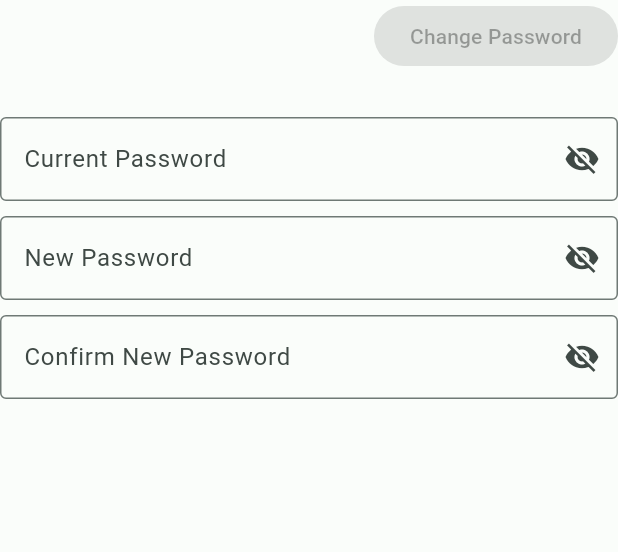
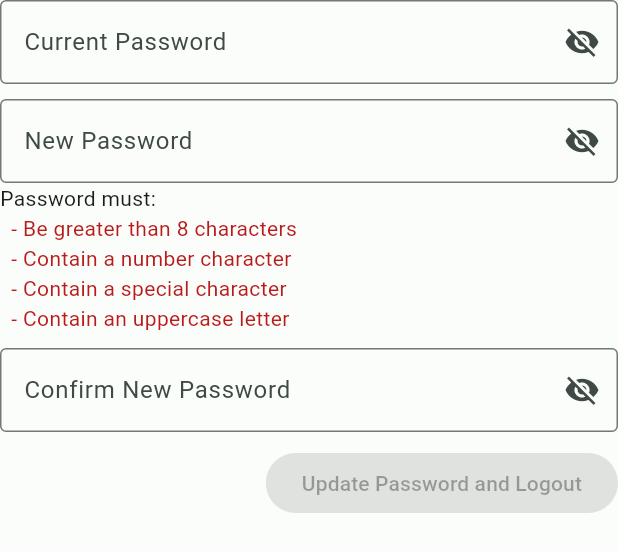
Before and after one commit to CityOfLosAngeles/angeleno-my-account, a Flutter app: the PasswordScreen widget shown alone on an empty page, opened directly, on a phone screen of 412 x 824 dp. Shown: the top 552 px of the screen. Run offline on Flutter 3.47's test engine with Material 2 defaults, Android fonts, the phone set to English and light mode, and no system bars; missing offline and left inert: auth0_flutter, dart:html, dart_jsonwebtoken; accounts and stored records are empty; statements that could not run were skipped.

Commit message:
UI Updates from 11/27 Scrum

```diff
--- a/lib/views/screens/password_screen.dart
+++ b/lib/views/screens/password_screen.dart
@@ -22,6 +22,10 @@ class _PasswordScreenState extends State<PasswordScreen> {
   late bool viewNewPassword;
   late bool viewPasswordMatch;
   late bool _isButtonDisabled;
+  late bool acceptableLength;
+  late bool hasSpecialCharacter;
+  late bool hasUppercaseCharacter;
+  late bool hasNumberCharacter;
 
   @override
   void initState() {
@@ -34,6 +38,10 @@ class _PasswordScreenState extends State<PasswordScreen> {
     viewNewPassword = false;
     viewPasswordMatch = false;
     _isButtonDisabled = true;
+    acceptableLength = false;
+    hasSpecialCharacter = false;
+    hasUppercaseCharacter = false;
+    hasNumberCharacter = false;
   }
 
   @override
@@ -65,16 +73,6 @@ class _PasswordScreenState extends State<PasswordScreen> {
   @override
   Widget build(final BuildContext context) => ListView(
       children: [
-        Row(
-          mainAxisAlignment: MainAxisAlignment.end,
-          children: [
-            ElevatedButton(
-              onPressed: _isButtonDisabled ? null : () => submitRequest(),
-              child: const Text('Change Password'),
-            )
-          ],
-        ),
-        const SizedBox(height: 30.0),
         TextFormField(
           obscureText: !viewPassword,
           autocorrect: false,
@@ -119,13 +117,11 @@ class _PasswordScreenState extends State<PasswordScreen> {
             }
 
             final RegExp passwordRegex = RegExp(
-              r'^(?=.*[a-z])(?=.*[A-Z])(?=.*\d)(?=.*[\W_])[A-Za-z\d\W_]{8,}$',
+              r'^(?=.*[a-z])(?=.*[A-Z])(?=.*\d)(?=.*[\W_])[A-Za-z\d\W_]{12,}$',
             );
 
             if (!passwordRegex.hasMatch(value)) {
-              return 'Password must fulfill the following requirements\n'
-                  '  - Greater than 8 characters\n  - Must contain an uppercase'
-                  ' letter, number, and special character';
+              return 'Password doesn\'t meet requirements';
             }
 
             return null;
@@ -148,8 +144,42 @@ class _PasswordScreenState extends State<PasswordScreen> {
             setState(() {
               newPassword = value;
               _isButtonDisabled = enablePasswordSubmit();
+              acceptableLength = value.length >= 12;
+              hasNumberCharacter = value.contains(RegExp(r'[0-9]'));
+              hasSpecialCharacter = value.contains(RegExp(r'[!@#$%^&*(),.?":{}|<>]'));
+              hasUppercaseCharacter = value.contains(RegExp(r'[A-Z]'));
             });
           },
+        ),
+        Column(
+          crossAxisAlignment: CrossAxisAlignment.start,
+          children: [
+            const Text('Password must:'),
+            Text(
+              '  - Be greater than 8 characters',
+              style: TextStyle(
+                color: acceptableLength ? colorScheme.primary : colorScheme.error
+              )
+            ),
+            Text(
+                '  - Contain a number character',
+                style: TextStyle(
+                    color: hasNumberCharacter ? colorScheme.primary : colorScheme.error
+                )
+            ),
+            Text(
+                '  - Contain a special character',
+                style: TextStyle(
+                    color: hasSpecialCharacter ? colorScheme.primary : colorScheme.error
+                )
+            ),
+            Text(
+                '  - Contain an uppercase letter',
+                style: TextStyle(
+                    color: hasUppercaseCharacter ? colorScheme.primary : colorScheme.error
+                )
+            )
+          ]
         ),
         const SizedBox(height: 10.0),
         TextFormField(
@@ -187,6 +217,16 @@ class _PasswordScreenState extends State<PasswordScreen> {
             });
           },
         ),
+        const SizedBox(height: 10.0),
+        Row(
+          children: [
+            const Spacer(),
+            ElevatedButton(
+              onPressed: _isButtonDisabled ? null : () => submitRequest(),
+              child: const Text('Update Password and Logout'),
+            )
+          ],
+        ),
       ],
     );
 
```
Also changed, not shown: lib/views/screens/home_screen.dart (+19 -12 lines), lib/views/screens/profile_screen.dart (+13 -25 lines).
